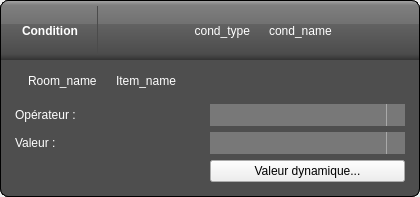
First picture: the form in data/FormConditionStd.ui, repository calaos/calaos_installer, before the edit.
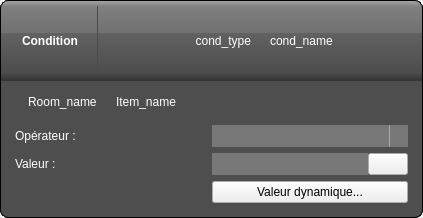
Second picture: the form after the edit. Icons and pictures are not drawn.

Commit message: Change action/condition value selection Fix bug with chauffage wizzard Fix bug with drag'n drop

Patch:
```diff
--- a/data/FormConditionStd.ui
+++ b/data/FormConditionStd.ui
@@ -6,8 +6,8 @@
    <rect>
     <x>0</x>
     <y>0</y>
-    <width>420</width>
-    <height>197</height>
+    <width>423</width>
+    <height>218</height>
    </rect>
   </property>
   <property name="windowTitle">
@@ -57,7 +57,8 @@
 	border-radius: 11px;
 	padding: 5px;
 	background: qradialgradient(cx: 0.3, cy: -0.4, fx: 0.3, fy: -0.4, radius: 1.35, stop: 0 #fff, stop: 1 #888);
-	min-width: 80px;
+	min-width: 20px;
+    min-height: 16px;
 }
 #frameContent .buttonStyled:hover
 {
@@ -67,13 +68,13 @@
 {
 	background: qradialgradient(cx: 0.4, cy: -0.1, fx: 0.4, fy: -0.1, radius: 1.35, stop: 0 #fff, stop: 1 #ddd);
 }
-#frameContent QComboBox
+#frameContent QComboBox, #frameContent QLineEdit
 {
 	border: none;
 	background: rgb(120, 120, 120);
 	padding: 3px;
 }
-#frameContent QComboBox:hover
+#frameContent QComboBox:hover, #frameContent QLineEdit:hover
 {
 	background: rgb(170, 170, 170);
 }
@@ -94,7 +95,29 @@
 #frameContent QComboBox::down-arrow
 {
 	image: url(:/img/1downarrow.png);
-}</string>
+}
+
+.ActionMenu 
+{
+	background-color: rgb(78, 78, 78);
+	border: 1px solid black;
+	min-width: 300px;
+}
+
+.ActionMenu .MenuItem
+{
+	min-width: 300px;
+	border-bottom-width: 1px;
+    border-bottom-color: rgb(72, 72, 72);
+    border-bottom-style: solid;
+}
+
+.ActionMenu .MenuItem:hover
+{	
+	background-color: rgb(120, 120, 120);
+}
+
+</string>
   </property>
   <layout class="QVBoxLayout" name="verticalLayout_2">
    <property name="spacing">
@@ -286,13 +309,6 @@
           <item row="0" column="1">
            <widget class="QComboBox" name="comboOp"/>
           </item>
-          <item row="1" column="1">
-           <widget class="QComboBox" name="comboValue">
-            <property name="editable">
-             <bool>true</bool>
-            </property>
-           </widget>
-          </item>
           <item row="2" column="1">
            <widget class="QPushButton" name="btMore">
             <property name="text">
@@ -303,6 +319,43 @@
             </property>
            </widget>
           </item>
+          <item row="1" column="1">
+           <layout class="QHBoxLayout" name="horizontalLayout_6">
+            <item>
+             <widget class="QLineEdit" name="editValue">
+              <property name="sizePolicy">
+               <sizepolicy hsizetype="Preferred" vsizetype="Fixed">
+                <horstretch>0</horstretch>
+                <verstretch>0</verstretch>
+               </sizepolicy>
+              </property>
+             </widget>
+            </item>
+            <item>
+             <widget class="QPushButton" name="buttonMore">
+              <property name="sizePolicy">
+               <sizepolicy hsizetype="Fixed" vsizetype="Fixed">
+                <horstretch>0</horstretch>
+                <verstretch>0</verstretch>
+               </sizepolicy>
+              </property>
+              <property name="icon">
+               <iconset resource="resources.qrc">
+                <normaloff>:/img/edit_add.png</normaloff>:/img/edit_add.png</iconset>
+              </property>
+              <property name="iconSize">
+               <size>
+                <width>16</width>
+                <height>16</height>
+               </size>
+              </property>
+              <property name="class" stdset="0">
+               <string>buttonStyled</string>
+              </property>
+             </widget>
+            </item>
+           </layout>
+          </item>
          </layout>
         </item>
        </layout>
```
The commit also changes 16 other files.
